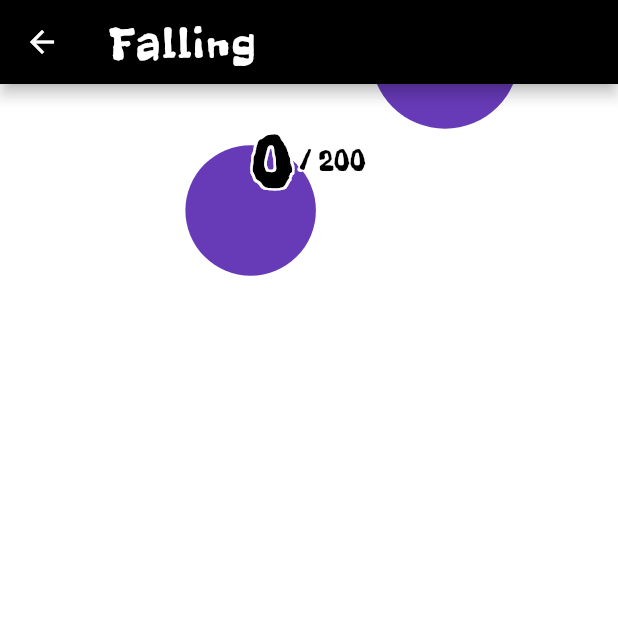
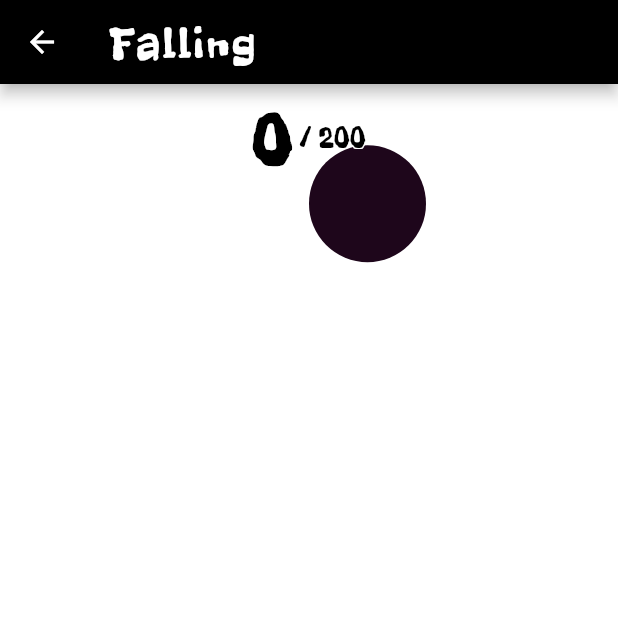
Before and after one commit to jelenalecic/daki, a Flutter app: the screen it shows after launch, after a tap on "FALLING", on a phone screen of 412 x 824 dp, the top half of it. Run offline on Flutter 3.47's test engine with Material 2 defaults, Android fonts, the phone set to English and light mode, and no system bars; our stand-ins replace flutter_svg.

Commit message:
the bomb

```diff
--- a/lib/customviews/best_result_view.dart
+++ b/lib/customviews/best_result_view.dart
@@ -10,20 +10,25 @@ class BestResult extends StatelessWidget {
   @override
   Widget build(BuildContext context) {
     return record != null
-        ? Row(
-            mainAxisAlignment: MainAxisAlignment.center,
+        ? Stack(
+            alignment: Alignment.center,
             children: <Widget>[
-              Text(
-                '${record.personName}',
-                style: TextStyle(
-                    fontSize: 20, color: Colors.grey[500]),
+              SvgPicture.asset('assets/images/reward.svg',
+                  fit: BoxFit.cover, width: 70, height: 70),
+              Container(
+                margin: EdgeInsets.only(bottom: 15),
+                child: Text(
+                  '${record.maxPoints}',
+                  style: TextStyle(fontSize: 15, color: Colors.grey[600]),
+                ),
               ),
-              SvgPicture.asset('assets/images/reward.svg',
-                  fit: BoxFit.cover, width: 30, height: 30),
-              Text(
-                '${record.maxPoints}',
-                style: TextStyle(
-                    fontSize: 20, color: Colors.grey[500]),
+              Container(
+                margin: EdgeInsets.only(top: 35),
+                child: Text(
+                  '${record.personName}',
+                  style: TextStyle(
+                      fontSize: 22, color: Colors.grey[600]),
+                ),
               )
             ],
           )
--- a/lib/customviews/current_points_view.dart
+++ b/lib/customviews/current_points_view.dart
@@ -12,25 +12,25 @@ class CurrentPointView extends StatelessWidget {
     List<Shadow> shadows = [
       Shadow(
           // bottomLeft
-          offset: Offset(-1.5, -1.5),
+          offset: Offset(-0.5, -0.5),
           color: Colors.white),
       Shadow(
           // bottomRight
-          offset: Offset(1.5, -1.5),
+          offset: Offset(0.5, -0.5),
           color: Colors.white),
       Shadow(
           // topRight
-          offset: Offset(1.5, 1.5),
+          offset: Offset(0.5, 0.5),
           color: Colors.white),
       Shadow(
           // topLeft
-          offset: Offset(-1.5, 1.5),
+          offset: Offset(-0.5, 0.5),
           color: Colors.white),
     ];
 
     return SafeArea(
       child: Container(
-        margin: EdgeInsets.only(top: 20),
+        margin: EdgeInsets.only(top: 5),
         child: Column(
           mainAxisAlignment: MainAxisAlignment.start,
           crossAxisAlignment: CrossAxisAlignment.end,
--- a/lib/customviews/main_button.dart
+++ b/lib/customviews/main_button.dart
@@ -24,6 +24,8 @@ class MainButton extends StatelessWidget {
           side: BorderSide(width: 5, color: Colors.white),
           borderRadius: BorderRadius.all(Radius.circular(5))),
       color: Colors.black,
+      colorBrightness: Brightness.dark,
+      highlightColor: Colors.pink,
       padding: EdgeInsets.symmetric(horizontal: 40, vertical: 30),
     );
   }
--- a/lib/dialogs.dart
+++ b/lib/dialogs.dart
@@ -4,7 +4,7 @@ import 'package:flutter/material.dart';
 import 'package:flutter_svg/flutter_svg.dart';
 import 'package:provider/provider.dart';
 
-void showEndDialog(BuildContext context, String text, String buttonText) {
+void showEndDialog(BuildContext context, String buttonText) {
   Navigator.of(context).push(TransparentSlideInDialogRoute(Center(
     child: Container(
       width: 200,
@@ -16,7 +16,7 @@ void showEndDialog(BuildContext context, String text, String buttonText) {
         mainAxisAlignment: MainAxisAlignment.center,
         children: <Widget>[
           Text(
-            text,
+            'You lost :(',
             style: TextStyle(fontSize: 30, fontWeight: FontWeight.normal),
           ),
           Container(
--- a/lib/games/catcher/catcher_game.dart
+++ b/lib/games/catcher/catcher_game.dart
@@ -111,7 +111,7 @@ class _SurroundGameState extends State<CatcherGame> {
         .isBestResult('catcher', result)) {
       showCongratulationsDialog(context, result, 'catcher', hasWon);
     } else {
-      showEndDialog(context, 'You lost', 'CLOSE');
+      showEndDialog(context, 'CLOSE');
     }
   }
 }
--- a/lib/games/colors/colors_game.dart
+++ b/lib/games/colors/colors_game.dart
@@ -26,7 +26,7 @@ class _ColorsGameState extends State<ColorsGame> {
   Widget build(BuildContext context) {
     screenHeight ??= MediaQuery.of(context).size.height;
     screenWidth ??= MediaQuery.of(context).size.width;
-    bigCircleSize ??= screenHeight / 6;
+    bigCircleSize ??= screenHeight / 7;
     return Scaffold(
       appBar: AppBar(
         title: GameTitle('Colors'),
@@ -42,6 +42,7 @@ class _ColorsGameState extends State<ColorsGame> {
                   children: <Widget>[
                     getBackground(provider),
                     Wrap(
+                      alignment: WrapAlignment.center,
                       children: <Widget>[
                         CurrentPointView(
                           provider.points,
@@ -50,6 +51,7 @@ class _ColorsGameState extends State<ColorsGame> {
                         ),
                         Center(
                           child: Container(
+                              margin: EdgeInsets.only(top: 20),
                               height: bigCircleSize,
                               width: bigCircleSize,
                               child: StreamBuilder<int>(
@@ -59,7 +61,7 @@ class _ColorsGameState extends State<ColorsGame> {
                                       ? Text('${snapshot.data}',
                                           style: TextStyle(
                                               color: Colors.white,
-                                              fontSize: 45,
+                                              fontSize: 35,
                                               decoration: TextDecoration.none,
                                               fontWeight: FontWeight.bold))
                                       : Container(),
@@ -74,8 +76,8 @@ class _ColorsGameState extends State<ColorsGame> {
                           height: 20,
                         ),
                         Container(
-                          width: screenWidth,
-                          height: screenWidth,
+                          width: screenWidth * 0.8,
+                          height: screenWidth * 0.8,
                           child: GridView.count(
                             crossAxisSpacing: 0,
                             mainAxisSpacing: 0,
@@ -122,7 +124,7 @@ class _ColorsGameState extends State<ColorsGame> {
         .isBestResult('colors', result)) {
       showCongratulationsDialog(context, result, 'colors', hasWon);
     } else {
-      showEndDialog(context, 'You lost', 'CLOSE');
+      showEndDialog(context, 'CLOSE');
     }
   }
 
--- a/lib/games/falling/falling_game.dart
+++ b/lib/games/falling/falling_game.dart
@@ -78,7 +78,7 @@ class _FallingGameState extends State<FallingGame> {
         .isBestResult('falling', result)) {
       showCongratulationsDialog(context, result, 'falling', hasWon);
     } else {
-      showEndDialog(context, 'You lost', 'CLOSE');
+      showEndDialog(context, 'CLOSE');
     }
   }
 }
--- a/lib/games/falling/falling_model.dart
+++ b/lib/games/falling/falling_model.dart
@@ -1,10 +1,13 @@
 class FallingModel {
-  FallingModel(this.x, this.y, this.size);
+  FallingModel(this.x, this.y, this.size, this.positionInColors, this.isBomb);
 
   double x;
   double y;
 
   double size;
+  int positionInColors;
+
+  bool isBomb;
 
   bool isDead = false;
 
--- a/lib/games/falling/falling_provider.dart
+++ b/lib/games/falling/falling_provider.dart
@@ -4,6 +4,7 @@ import 'dart:math';
 import 'package:daki/games/falling/falling_model.dart';
 import 'package:daki/pulse.dart';
 import 'package:flutter/material.dart';
+import 'package:flutter_svg/flutter_svg.dart';
 
 const double elementSize = 60;
 const double verticalSpaceBetweenItems = 110.0;
@@ -22,10 +23,13 @@ class FallingProvider with ChangeNotifier {
 
   void initialCreation() {
     for (int i = 0; i < noOfElements; i++) {
+      bool isBomb = random.nextInt(3) == 2;
       fallingModels.add(FallingModel(
           getRandomX(i),
           -i * verticalSpaceBetweenItems,
-          (random.nextInt(50) + 50).toDouble()));
+          (random.nextInt(50) + 50).toDouble(),
+          random.nextInt(colors.length),
+          isBomb));
     }
   }
 
@@ -33,6 +37,35 @@ class FallingProvider with ChangeNotifier {
   double itemsYMovementPerRefresh;
 
   Random random = Random();
+
+  Widget bomb = SvgPicture.asset('assets/images/bomb2.svg',
+      fit: BoxFit.cover, width: 50, height: 50);
+
+  List<Color> colors = [
+    Color(0xff6d0f56),
+    Color(0xffeb58ea),
+    Color(0xff280c1b),
+    Color(0xffbe24af),
+    Color(0xff9a8d98),
+    Color(0xffa91592),
+    Color(0xff0e0209),
+    Color(0xff751d6b),
+    Color(0xffde61d8),
+    Color(0xffef82f9),
+    Color(0xff72005f),
+    Color(0xff1e061b),
+    Color(0xff790367),
+    Color(0xffd14fce),
+    Color(0xffc207a1),
+    Color(0xffee7af6),
+    Color(0xff511d47),
+    Color(0xffdb49d7),
+    Color(0xff260017),
+    Color(0xffd143c7),
+    Color(0xffdabcd6),
+    Color(0xff7d3871),
+    Color(0xff841877),
+  ];
 
   double width;
   double height;
@@ -55,10 +88,15 @@ class FallingProvider with ChangeNotifier {
       model.updateY(itemsYMovementPerRefresh);
 
       if (!model.isDead && model.y >= height - elementSize) {
+        if (model.isBomb) {
+          model.isDead = true;
+          ++points;
+        } else {
           killTimer();
           endGame(points, false);
           isFinished = true;
           break;
+        }
       }
     }
 
@@ -74,7 +112,11 @@ class FallingProvider with ChangeNotifier {
     if (isFinished) {
       return;
     }
-    if (!fallingModels[position].isDead) {
+    if (fallingModels[position].isBomb) {
+      killTimer();
+      endGame(points, false);
+      isFinished = true;
+    } else if (!fallingModels[position].isDead) {
       ++points;
       fallingModels[position].isDead = true;
     }
@@ -89,11 +131,14 @@ class FallingProvider with ChangeNotifier {
   Widget getImage(int position) {
     return fallingModels[position].isDead
         ? pulse
+        : fallingModels[position].isBomb
+            ? bomb
             : Container(
                 height: fallingModels[position].size,
                 width: fallingModels[position].size,
-            decoration:
-                BoxDecoration(shape: BoxShape.circle, color: Colors.deepPurple),
+                decoration: BoxDecoration(
+                    shape: BoxShape.circle,
+                    color: colors[fallingModels[position].positionInColors]),
               );
   }
 
--- a/lib/main.dart
+++ b/lib/main.dart
@@ -66,7 +66,7 @@ class DakiApp extends StatelessWidget {
                         'JayDee',
                         style: TextStyle(
                             letterSpacing: 1,
-                            fontSize: 20,
+                            fontSize: 15,
                             color: Colors.white,
                             decoration: TextDecoration.none,
                             fontFamily: 'Lato'),
```
Also changed, not shown: assets/images/bomb2.svg (added), assets/images/flows.png (deleted). Lines whose indentation alone changed are shown as unchanged.
